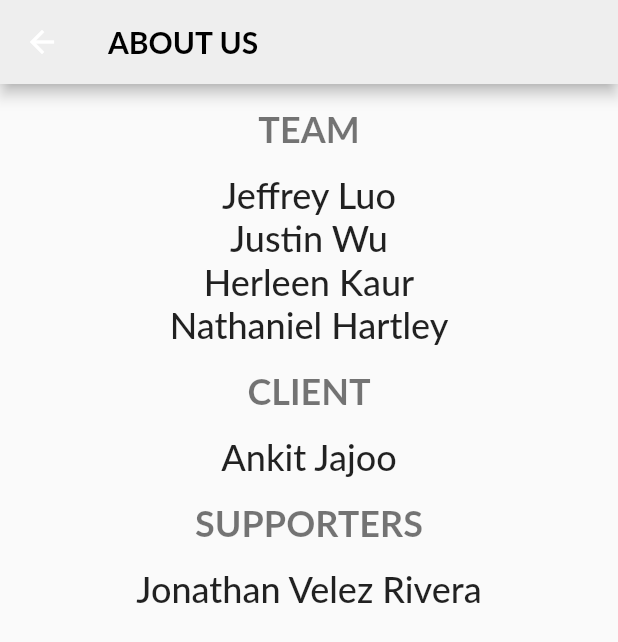
After one commit to jeffreyluoxlvii/glyco, a Flutter app: the AboutScreen screen opened by its route, on a phone screen of 412 x 824 dp. The commit adds this screen. Shown: the top 642 px of the screen. Run offline on Flutter 3.47's test engine with Material 2 defaults, Android fonts, the phone set to English and light mode, and no system bars; our stand-ins replace fl_chart, font_awesome_flutter, shared_preferences; missing offline and left inert: nano_healthkit_plugin; accounts and stored records are empty; Roboto replaces fonts that are missing (Lato).

Commit message:
Created about page

```diff
--- a/glyco/lib/main.dart
+++ b/glyco/lib/main.dart
@@ -1,5 +1,6 @@
 import 'package:flutter/material.dart';
 import 'package:glyco/providers/settings.dart';
+import 'package:glyco/screens/about_screen.dart';
 import 'package:provider/provider.dart';
 import 'screens/navigation_screen.dart';
 import 'providers/measurements.dart';
@@ -79,6 +80,7 @@ class MyApp extends StatelessWidget {
             '/ChangeEmail': (context) => ChangeEmail(),
             '/ChangeName': (context) => ChangeName(),
             '/ForgotPassword': (context) => ForgotPassword(),
+            '/About': (context) => AboutScreen(),
           },
           theme: ThemeData(
             fontFamily: 'Lato',
--- /dev/null
+++ b/glyco/lib/screens/about_screen.dart
@@ -0,0 +1,51 @@
+import 'dart:ui';
+
+import 'package:flutter/material.dart';
+
+class AboutScreen extends StatelessWidget {
+  @override
+  Widget build(BuildContext context) {
+    return Scaffold(
+      appBar: AppBar(
+        title: Text(
+          'ABOUT US',
+          style: TextStyle(color: Colors.black, fontWeight: FontWeight.bold),
+        ),
+      ),
+      body: Container(
+        width: double.infinity,
+        child: Column(
+          crossAxisAlignment: CrossAxisAlignment.center,
+          children: [
+            // TEAM
+            Padding(
+              padding: const EdgeInsets.all(15.0),
+              child: Text('TEAM', style: Theme.of(context).textTheme.headline2),
+            ),
+            Text('Jeffrey Luo', style: Theme.of(context).textTheme.bodyText1),
+            Text('Justin Wu', style: Theme.of(context).textTheme.bodyText1),
+            Text('Herleen Kaur', style: Theme.of(context).textTheme.bodyText1),
+            Text('Nathaniel Hartley',
+                style: Theme.of(context).textTheme.bodyText1),
+
+            // CLIENT
+            Padding(
+              padding: const EdgeInsets.all(15.0),
+              child:
+                  Text('CLIENT', style: Theme.of(context).textTheme.headline2),
+            ),
+            Text('Ankit Jajoo', style: Theme.of(context).textTheme.bodyText1),
+            // SUPPORTERS
+            Padding(
+              padding: const EdgeInsets.all(15.0),
+              child: Text('SUPPORTERS',
+                  style: Theme.of(context).textTheme.headline2),
+            ),
+            Text('Jonathan Velez Rivera',
+                style: Theme.of(context).textTheme.bodyText1),
+          ],
+        ),
+      ),
+    );
+  }
+}
```
Also changed, not shown: glyco/lib/screens/settings_screen.dart (+43 -3 lines), glyco/lib/widgets/mainSettings/about_button.dart (added, +27 -0 lines).
